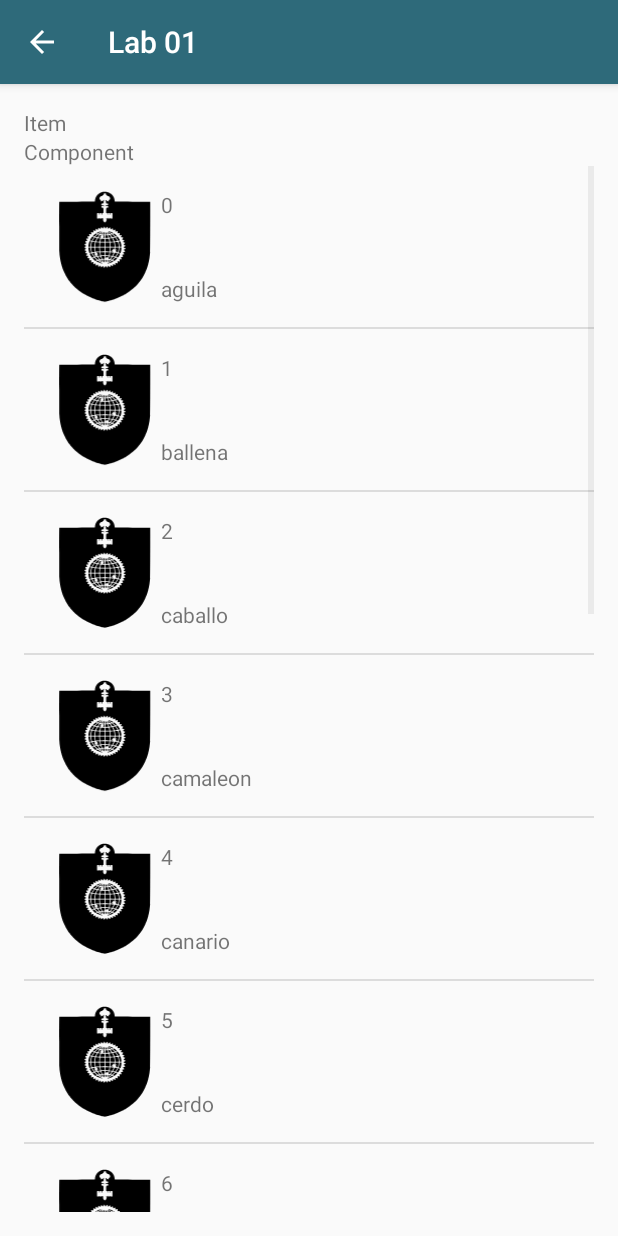
After one commit to grisone/lab01, an Android app: the ListaActivity screen opened directly, with no data from a screen before it, on a phone screen of 412 x 824 dp. The commit adds this screen. Run offline under Robolectric (Android 15) with nearby library versions, the phone set to English and light mode, and no system bars.

Commit message:
Manejo de adapter 80% :factory: manejo de distribuciones pendiente definicion :beers: pantalla listado pendiente reforma :devil:

```diff
--- a/app/src/main/AndroidManifest.xml
+++ b/app/src/main/AndroidManifest.xml
@@ -18,6 +18,9 @@
         </activity>
         <activity android:name=".SegundaPantalla"></activity>
         <activity android:name=".AboutActivity"></activity>
+
+        <activity android:name=".tarea4.ListaActivity"></activity>
+        <activity android:name=".tarea4.DetalleActivity"></activity>
     </application>
 
 </manifest>
--- /dev/null
+++ b/app/src/main/java/com/example/testaplication/tarea4/Distro.java
@@ -0,0 +1,42 @@
+package com.example.testaplication.tarea4;
+
+import java.io.Serializable;
+
+public class Distro implements Serializable {
+
+    public static final long serialVersionUID = 987654321L;
+
+    private String nombre;
+    private Integer ano;
+    private String descripcion;
+
+    public Distro(String nombre, Integer ano, String descripcion) {
+        this.nombre = nombre;
+        this.ano = ano;
+        this.descripcion = descripcion;
+    }
+
+    public String getNombre() {
+        return nombre;
+    }
+
+    public void setNombre(String nombre) {
+        this.nombre = nombre;
+    }
+
+    public Integer getAno() {
+        return ano;
+    }
+
+    public void setAno(Integer ano) {
+        this.ano = ano;
+    }
+
+    public String getDescripcion() {
+        return descripcion;
+    }
+
+    public void setDescripcion(String descripcion) {
+        this.descripcion = descripcion;
+    }
+}
--- /dev/null
+++ b/app/src/main/java/com/example/testaplication/tarea4/DistrosAdapter.java
@@ -0,0 +1,48 @@
+package com.example.testaplication.tarea4;
+
+import android.content.Context;
+import android.view.LayoutInflater;
+import android.view.View;
+import android.view.ViewGroup;
+import android.widget.ArrayAdapter;
+import android.widget.ImageView;
+import android.widget.TextView;
+
+import androidx.annotation.NonNull;
+import androidx.annotation.Nullable;
+
+import com.example.testaplication.R;
+
+import java.util.ArrayList;
+
+public class DistrosAdapter extends ArrayAdapter {
+
+    private Context contexto;
+    private ArrayList<Distro> data;
+
+    public DistrosAdapter(@NonNull Context context, ArrayList<Distro> data) {
+        super(context, R.layout.activity_4_item, data);
+        this.contexto = context;
+        this.data = data;
+    }
+
+    @NonNull
+    @Override
+    public View getView(int position, @Nullable View convertView, @NonNull ViewGroup parent) {
+        LayoutInflater inflater = LayoutInflater.from(contexto);
+
+        View item = inflater.inflate(R.layout.activity_4_item, null);
+
+        ImageView imagen = (ImageView) item.findViewById(R.id.imgAnimal);
+        imagen.setImageResource( R.drawable.ic_logo); // TODO pendiente de manejar esta imagen
+
+        TextView nombre = (TextView) item.findViewById(R.id.tvContent);
+        nombre.setText(data.get(position).getNombre());
+
+        TextView numCelda = (TextView) item.findViewById(R.id.tvField);
+        numCelda.setText(String.valueOf(position));
+
+        return item;
+        //return super.getView(position, convertView, parent);
+    }
+}
--- /dev/null
+++ b/app/src/main/java/com/example/testaplication/tarea4/ListaActivity.java
@@ -0,0 +1,94 @@
+package com.example.testaplication.tarea4;
+
+import android.content.Intent;
+import android.os.Bundle;
+import android.view.Menu;
+import android.view.MenuItem;
+import android.view.View;
+import android.widget.AdapterView;
+import android.widget.ListView;
+import android.widget.TextView;
+
+import androidx.annotation.NonNull;
+import androidx.appcompat.app.AppCompatActivity;
+
+import com.example.testaplication.R;
+
+import java.util.ArrayList;
+
+public class ListaActivity extends AppCompatActivity implements AdapterView.OnItemClickListener {
+
+    private ArrayList<Distro> distribuciones;
+
+    @Override
+    protected void onCreate(Bundle savedInstanceState) {
+        super.onCreate(savedInstanceState);
+        setContentView(R.layout.activity_4_lista);
+
+        getSupportActionBar().setDisplayHomeAsUpEnabled(true);
+
+        poblarListado();
+
+        DistrosAdapter adapter;
+        adapter = new DistrosAdapter(this, distribuciones);
+
+        ListView listView = (ListView) findViewById(R.id.lvItems);
+        listView.setAdapter(adapter); // asignamos los datos
+        listView.setOnItemClickListener(this); // // asignamos el escucha de eventos
+    }
+
+    @Override
+    public boolean onCreateOptionsMenu(Menu menu) {
+        getMenuInflater().inflate(R.menu.secondary, menu);
+        return true;
+    }
+
+    @Override
+    public boolean onOptionsItemSelected(@NonNull MenuItem item) {
+        onBackPressed();
+        return true;// super.onOptionsItemSelected(item);
+    }
+
+    private void poblarListado() {
+        distribuciones = new ArrayList<Distro>();
+
+        // TODO pendiente de especificar que datos de las distribuciones vamos a empotrar y que datos vamos a cargar desde la web
+
+        distribuciones.add(new Distro("aguila", 2001, "1"));
+        distribuciones.add(new Distro("ballena", 2001, "1"));
+        distribuciones.add(new Distro("caballo", 2001, "1"));
+        distribuciones.add(new Distro("camaleon",2001, "1"));
+        distribuciones.add(new Distro("canario", 2001, "1"));
+        distribuciones.add(new Distro("cerdo", 2001, "1"));
+        distribuciones.add(new Distro("delfin", 2001, "1"));
+        distribuciones.add(new Distro("gato", 2001, "1"));
+        distribuciones.add(new Distro("iguana",2001, "1"));
+        distribuciones.add(new Distro("lince",2001, "1"));
+        distribuciones.add(new Distro("lobo", 2001, "1"));
+        distribuciones.add(new Distro("morena", 2001, "1"));
+        distribuciones.add(new Distro("orca", 2001, "1"));
+        distribuciones.add(new Distro("perro", 2001, "1"));
+        distribuciones.add(new Distro("vaca", 2001, "1"));
+    }
+
+    @Override
+    public void onItemClick(AdapterView<?> parent, View view, int position, long id) {
+        // Al hacer click sobre uno de los items del ListView mostramos los
+        // datos en los TextView.
+        TextView txtNombre = (TextView) findViewById(R.id.tvItemContent);
+        TextView txtDetalle = (TextView) findViewById(R.id.tvItemField);
+
+        Distro distro = distribuciones.get(position);
+
+        txtNombre.setText(distro.getNombre());
+        txtDetalle.setText(String.valueOf(position));
+
+
+        Intent intent = new Intent(getApplicationContext(), DetalleActivity.class);
+        intent.putExtra("distro",  distro);
+        startActivity(intent);
+        //return true;
+    }
+
+
+}
--- /dev/null
+++ b/app/src/main/res/layout/activity_4_item.xml
@@ -0,0 +1,34 @@
+<?xml version="1.0" encoding="utf-8"?>
+<RelativeLayout xmlns:android="http://schemas.android.com/apk/res/android"
+    android:layout_width="match_parent"
+    android:layout_height="match_parent"
+    android:paddingBottom="@dimen/activity_vertical_margin"
+    android:paddingLeft="@dimen/activity_horizontal_margin"
+    android:paddingRight="@dimen/activity_horizontal_margin"
+    android:paddingTop="@dimen/activity_vertical_margin" >
+
+    <ImageView
+        android:id="@+id/imgAnimal"
+        android:layout_width="75dp"
+        android:layout_height="75dp"
+        android:layout_alignParentLeft="true"
+        android:layout_alignParentTop="true"
+        android:src="@android:drawable/ic_dialog_info" />
+
+    <TextView
+        android:id="@+id/tvField"
+        android:layout_width="wrap_content"
+        android:layout_height="wrap_content"
+        android:layout_alignParentTop="true"
+        android:layout_toRightOf="@+id/imgAnimal"
+        android:text="TextView" />
+
+    <TextView
+        android:id="@+id/tvContent"
+        android:layout_width="wrap_content"
+        android:layout_height="wrap_content"
+        android:layout_alignBottom="@+id/imgAnimal"
+        android:layout_toRightOf="@+id/imgAnimal"
+        android:text="TextView" />
+
+</RelativeLayout>
--- /dev/null
+++ b/app/src/main/res/layout/activity_4_lista.xml
@@ -0,0 +1,34 @@
+<?xml version="1.0" encoding="utf-8"?>
+<RelativeLayout xmlns:android="http://schemas.android.com/apk/res/android"
+    xmlns:tools="http://schemas.android.com/tools"
+    android:layout_width="match_parent"
+    android:layout_height="match_parent"
+    android:paddingBottom="@dimen/activity_vertical_margin"
+    android:paddingLeft="@dimen/activity_horizontal_margin"
+    android:paddingRight="@dimen/activity_horizontal_margin"
+    android:paddingTop="@dimen/activity_vertical_margin"
+    tools:context=".tarea4.ListaActivity" >
+
+    <TextView
+        android:id="@+id/tvItemField"
+        android:layout_width="wrap_content"
+        android:layout_height="wrap_content"
+        android:text="@string/tvItemField" />
+
+    <TextView
+        android:id="@+id/tvItemContent"
+        android:layout_width="wrap_content"
+        android:layout_height="wrap_content"
+        android:layout_alignParentLeft="true"
+        android:layout_below="@+id/tvItemField"
+        android:text="@string/tvItemComponent" />
+
+    <ListView
+        android:id="@+id/lvItems"
+        android:layout_width="match_parent"
+        android:layout_height="wrap_content"
+        android:layout_alignParentLeft="true"
+        android:layout_below="@+id/tvItemContent" >
+    </ListView>
+
+</RelativeLayout>
--- /dev/null
+++ b/app/src/main/res/values/dimens.xml
@@ -0,0 +1,5 @@
+<?xml version="1.0" encoding="utf-8"?>
+<resources>
+    <dimen name="activity_vertical_margin">16dp</dimen>
+    <dimen name="activity_horizontal_margin">16dp</dimen>
+</resources>
--- a/app/src/main/res/values/strings.xml
+++ b/app/src/main/res/values/strings.xml
@@ -9,10 +9,15 @@
 
 
     <string name="strNavegar">ver Pagina</string>
+    <string name="strListado">Listado</string>
     <string name="strAcerca">Acerca de</string>
 
     <string name="strSalir">Cerrando</string>
 
     <string name="logo_description">Para espiritus emprendedores</string>
 
+
+    <string name="tvItemComponent">Component</string>
+    <string name="tvItemField">Item</string>
+
 </resources>
```
Also changed, not shown: app/src/main/java/com/example/testaplication/MainActivity.java (+11 -4 lines), app/src/main/java/com/example/testaplication/tarea4/DetalleActivity.java (added, +46 -0 lines), app/src/main/res/layout/activity_pantalla_detalle.xml (added, +44 -0 lines), app/src/main/res/menu/main.xml (+9 -2 lines).
